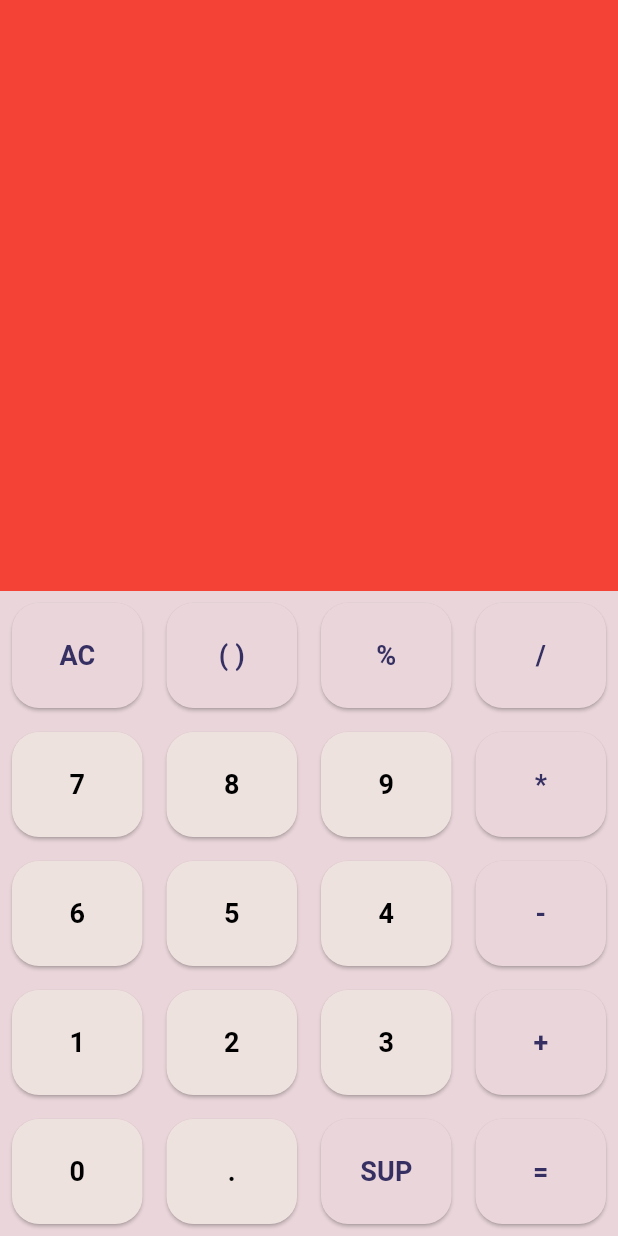
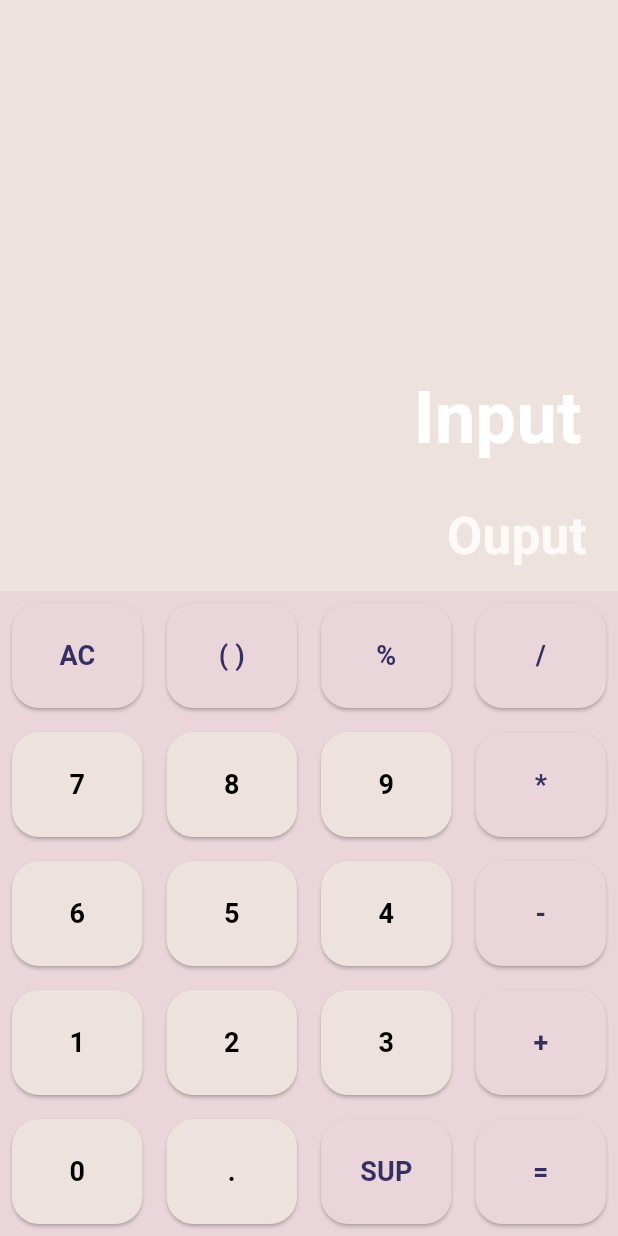
Before and after one commit to BEDI23/calculator, a Flutter app: the screen it shows after launch, on a phone screen of 412 x 824 dp. Run offline on Flutter 3.47's test engine with Material 3 defaults, Android fonts, the phone set to English and light mode, and no system bars.

Commit message:
tamplate mis a jour

```diff
--- a/lib/screens/Home.dart
+++ b/lib/screens/Home.dart
@@ -17,8 +17,38 @@ class _HomeState extends State<Home> {
       body: Column(
         children: [
           Expanded(
-              child: Container(color: Colors.red,)
+              child: Container(
+                width: double.infinity,
+                padding: EdgeInsets.all(12),
+                color: button,
+              child: Column(
+                mainAxisAlignment: MainAxisAlignment.end,
+                crossAxisAlignment: CrossAxisAlignment.end,
+                children: [
+                  Text('Input ',
+                    style: TextStyle(
+                      color: Colors.white,
+                      fontWeight: FontWeight.bold,
+                      fontSize: 48,
+                    ),
+                  ),
+                  SizedBox(
+                    height: 20,
+                  ),
+                  Text('Ouput ',
+                    style: TextStyle(
+                      color: Colors.white.withOpacity(0.8),
+                      fontWeight: FontWeight.bold,
+                      fontSize: 34,
+                    ),
+                  ),
+              ],
+                ),
+              )
           ),
+
+
+
           Row(
             children:[
               Button(text: 'AC',textColor: valbutt, backgroundColor: background,  ),
```
